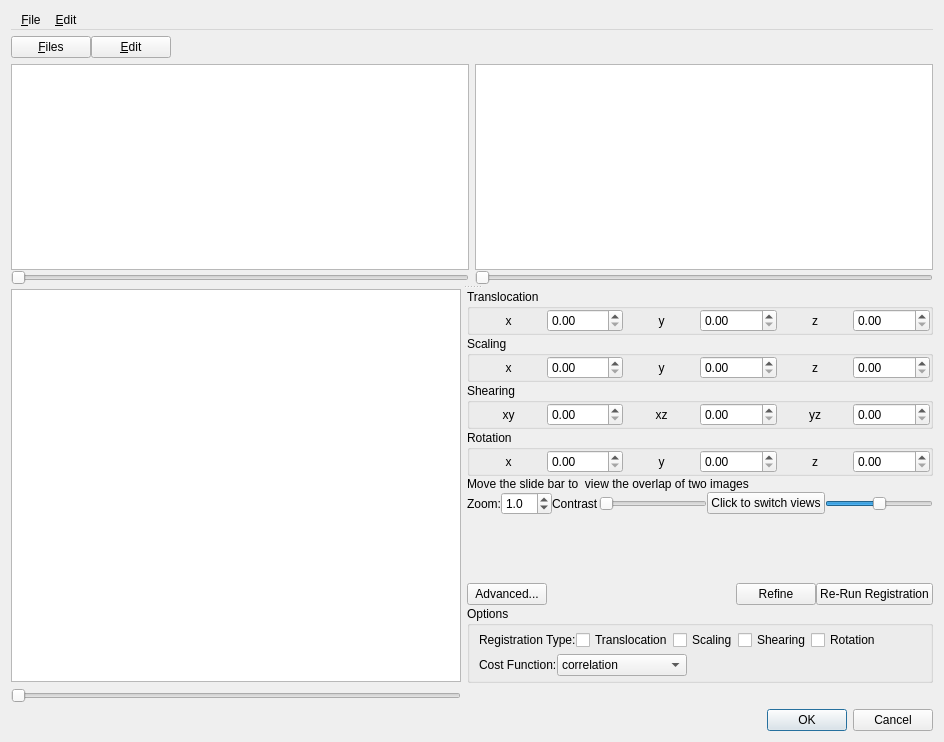
Above: manual_alignment.ui from frankyeh/DSI-Studio before the change. Below: the same form after it.
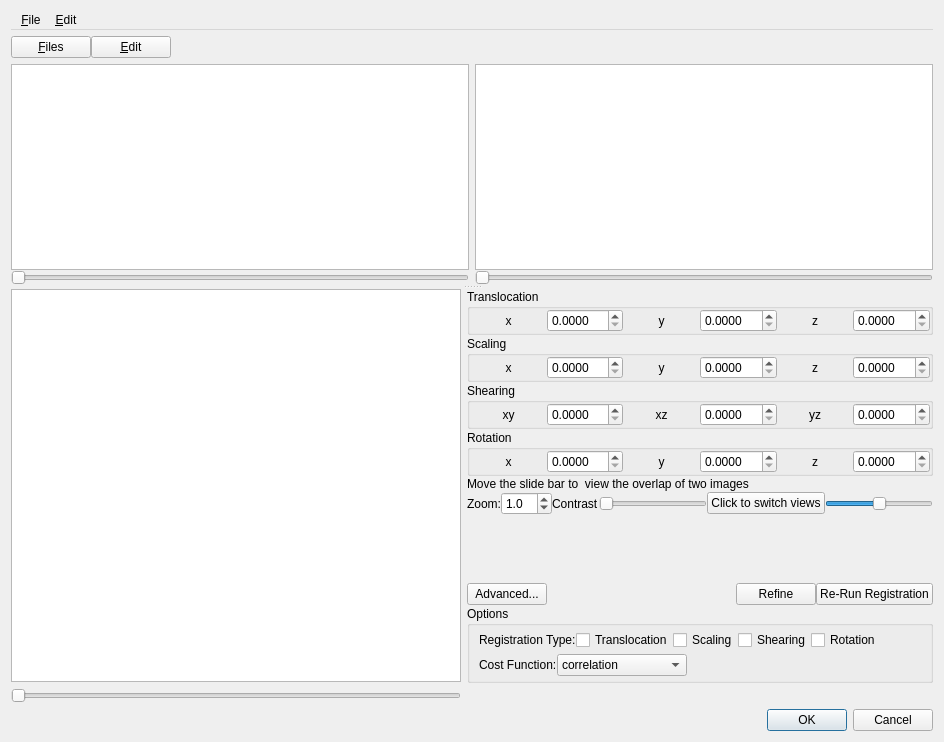
That is the form after the change. Icons and pictures are not drawn.

What changed in the file:
```diff
--- a/manual_alignment.ui
+++ b/manual_alignment.ui
@@ -254,6 +254,9 @@
                  </item>
                  <item>
                   <widget class="QDoubleSpinBox" name="tx">
+                   <property name="decimals">
+                    <number>4</number>
+                   </property>
                    <property name="singleStep">
                     <double>1.000000000000000</double>
                    </property>
@@ -271,6 +274,9 @@
                  </item>
                  <item>
                   <widget class="QDoubleSpinBox" name="ty">
+                   <property name="decimals">
+                    <number>4</number>
+                   </property>
                    <property name="singleStep">
                     <double>1.000000000000000</double>
                    </property>
@@ -288,6 +294,9 @@
                  </item>
                  <item>
                   <widget class="QDoubleSpinBox" name="tz">
+                   <property name="decimals">
+                    <number>4</number>
+                   </property>
                    <property name="singleStep">
                     <double>1.000000000000000</double>
                    </property>
@@ -329,6 +338,9 @@
                  </item>
                  <item>
                   <widget class="QDoubleSpinBox" name="sx">
+                   <property name="decimals">
+                    <number>4</number>
+                   </property>
                    <property name="singleStep">
                     <double>0.050000000000000</double>
                    </property>
@@ -346,6 +358,9 @@
                  </item>
                  <item>
                   <widget class="QDoubleSpinBox" name="sy">
+                   <property name="decimals">
+                    <number>4</number>
+                   </property>
                    <property name="singleStep">
                     <double>0.050000000000000</double>
                    </property>
@@ -363,6 +378,9 @@
                  </item>
                  <item>
                   <widget class="QDoubleSpinBox" name="sz">
+                   <property name="decimals">
+                    <number>4</number>
+                   </property>
                    <property name="singleStep">
                     <double>0.050000000000000</double>
                    </property>
@@ -404,6 +422,9 @@
                  </item>
                  <item>
                   <widget class="QDoubleSpinBox" name="xy">
+                   <property name="decimals">
+                    <number>4</number>
+                   </property>
                    <property name="singleStep">
                     <double>0.050000000000000</double>
                    </property>
@@ -421,6 +442,9 @@
                  </item>
                  <item>
                   <widget class="QDoubleSpinBox" name="xz">
+                   <property name="decimals">
+                    <number>4</number>
+                   </property>
                    <property name="singleStep">
                     <double>0.050000000000000</double>
                    </property>
@@ -438,6 +462,9 @@
                  </item>
                  <item>
                   <widget class="QDoubleSpinBox" name="yz">
+                   <property name="decimals">
+                    <number>4</number>
+                   </property>
                    <property name="singleStep">
                     <double>0.050000000000000</double>
                    </property>
@@ -479,6 +506,9 @@
                  </item>
                  <item>
                   <widget class="QDoubleSpinBox" name="rx">
+                   <property name="decimals">
+                    <number>4</number>
+                   </property>
                    <property name="singleStep">
                     <double>0.050000000000000</double>
                    </property>
@@ -496,6 +526,9 @@
                  </item>
                  <item>
                   <widget class="QDoubleSpinBox" name="ry">
+                   <property name="decimals">
+                    <number>4</number>
+                   </property>
                    <property name="singleStep">
                     <double>0.050000000000000</double>
                    </property>
@@ -513,6 +546,9 @@
                  </item>
                  <item>
                   <widget class="QDoubleSpinBox" name="rz">
+                   <property name="decimals">
+                    <number>4</number>
+                   </property>
                    <property name="singleStep">
                     <double>0.050000000000000</double>
                    </property>
```
